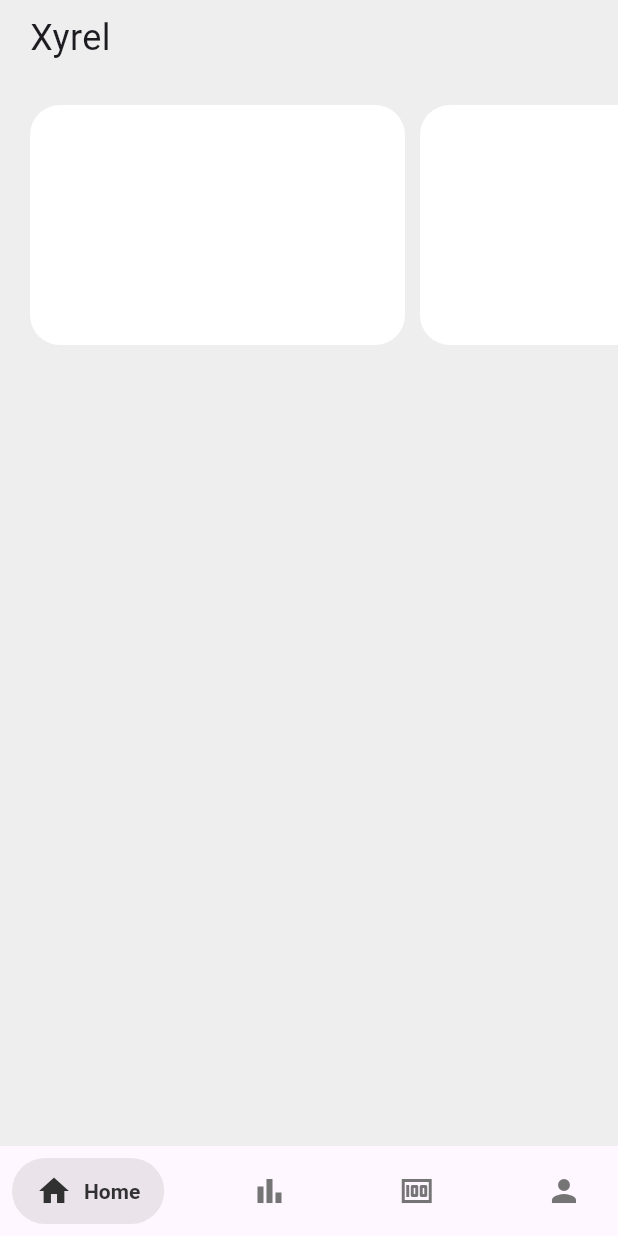
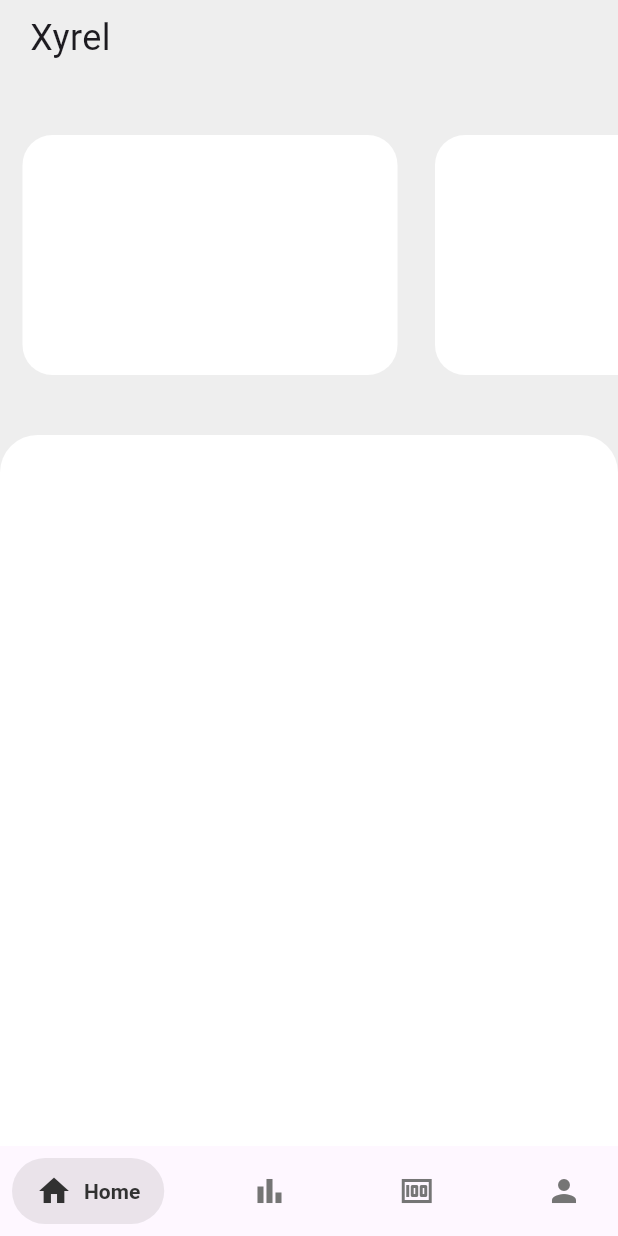
Before and after one commit to XyrelTenz/Budget-Tracker-System, a Flutter app: the screen it shows after launch, on a phone screen of 412 x 824 dp. Run offline on Flutter 3.47's test engine with Material 3 defaults, Android fonts, the phone set to English and light mode, and no system bars; drawn by our look-alikes of salomon_bottom_bar.

Commit message:
New Layout

```diff
--- a/lib/screen/home_screen.dart
+++ b/lib/screen/home_screen.dart
@@ -16,6 +16,7 @@ class _HomeScreenState extends State<HomeScreen> {
       body: SafeArea(
         child: SingleChildScrollView(
           child: Column(
+            spacing: 20,
             children: <Widget>[
               Row(
                 mainAxisAlignment: MainAxisAlignment.start,
@@ -35,12 +36,23 @@ class _HomeScreenState extends State<HomeScreen> {
                 child: ListView.separated(
                   scrollDirection: Axis.horizontal,
                   padding: const EdgeInsets.symmetric(
-                    horizontal: 20,
+                    horizontal: 15,
                     vertical: 20,
                   ),
                   itemCount: 10,
-                  separatorBuilder: (_, __) => const SizedBox(width: 10),
+                  separatorBuilder: (_, __) => const SizedBox(width: 25),
                   itemBuilder: (context, index) => const CardItem(),
+                ),
+              ),
+              Container(
+                width: MediaQuery.of(context).size.width,
+                height: MediaQuery.of(context).size.height,
+                decoration: BoxDecoration(
+                  color: Colors.white,
+                  borderRadius: BorderRadius.only(
+                    topLeft: Radius.circular(25),
+                    topRight: Radius.circular(25),
+                  ),
                 ),
               ),
             ],
```
